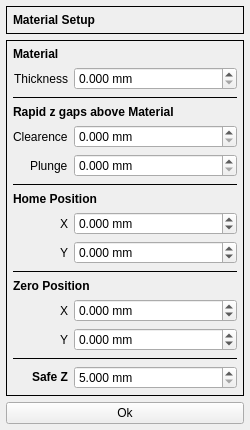
Before: the Qt Designer form G2G/forms/materialsetupform.ui in aLDime/GERBER_X2, drawn with Qt 5.
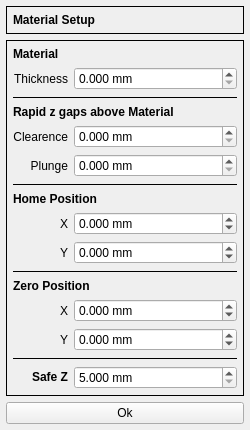
After: the same form once the commit is applied. Custom widgets are drawn as their Qt base class.

```diff
--- a/G2G/forms/materialsetupform.ui
+++ b/G2G/forms/materialsetupform.ui
@@ -155,6 +155,9 @@
         <property name="text">
          <string>Clearence</string>
         </property>
+        <property name="alignment">
+         <set>Qt::AlignRight|Qt::AlignTrailing|Qt::AlignVCenter</set>
+        </property>
        </widget>
       </item>
       <item row="5" column="0">
@@ -162,6 +165,9 @@
         <property name="text">
          <string>Plunge</string>
         </property>
+        <property name="alignment">
+         <set>Qt::AlignRight|Qt::AlignTrailing|Qt::AlignVCenter</set>
+        </property>
        </widget>
       </item>
       <item row="5" column="1">
```
